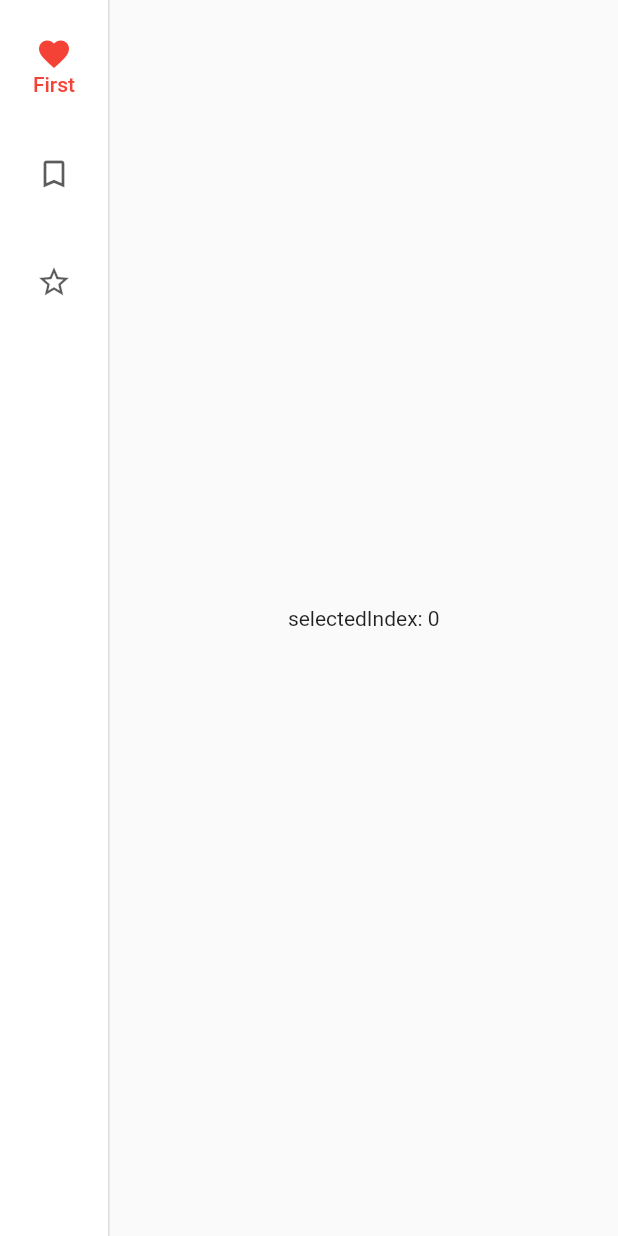
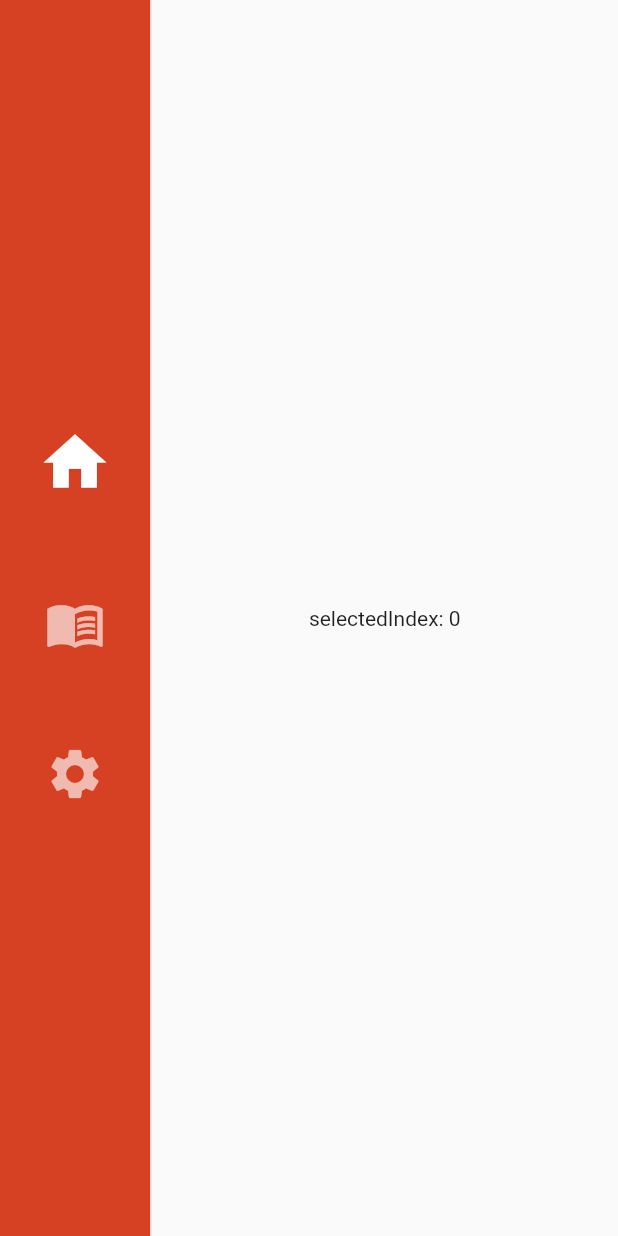
Before and after one commit to imcrisanto/sales-dashboard, a Flutter app: the DashboardScreen screen opened directly, on a phone screen of 412 x 824 dp. Run offline on Flutter 3.47's test engine with Material 2 defaults, Android fonts, the phone set to English and light mode, and no system bars.

Commit message:
Update dashboard_screen.dart

```diff
--- a/lib/screens/dashboard_screen.dart
+++ b/lib/screens/dashboard_screen.dart
@@ -15,6 +15,7 @@ class _DashboardScreenState extends State<DashboardScreen> {
       body: Row(
         children: <Widget>[
           NavigationRail(
+            backgroundColor: Color(0xffD64123),
             selectedIndex: _selectedIndex,
             onDestinationSelected: (int index) {
               setState(() {
@@ -22,21 +23,27 @@ class _DashboardScreenState extends State<DashboardScreen> {
               });
             },
             labelType: NavigationRailLabelType.selected,
+            groupAlignment: 0.0,
+            minWidth: 100,
+            unselectedIconTheme:
+                const IconThemeData(size: 40, color: Colors.white),
+            selectedIconTheme:
+                const IconThemeData(size: 50, color: Colors.white),
             destinations: const <NavigationRailDestination>[
               NavigationRailDestination(
-                icon: Icon(Icons.favorite_border),
-                selectedIcon: Icon(Icons.favorite),
-                label: Text('First'),
+                icon: Icon(Icons.home),
+                selectedIcon: Icon(Icons.home),
+                label: Text(''),
               ),
               NavigationRailDestination(
-                icon: Icon(Icons.bookmark_border),
-                selectedIcon: Icon(Icons.book),
-                label: Text('Second'),
+                icon: Icon(Icons.menu_book),
+                selectedIcon: Icon(Icons.menu_book),
+                label: Text(''),
               ),
               NavigationRailDestination(
-                icon: Icon(Icons.star_border),
-                selectedIcon: Icon(Icons.star),
-                label: Text('Third'),
+                icon: Icon(Icons.settings),
+                selectedIcon: Icon(Icons.settings),
+                label: Text(''),
               ),
             ],
           ),
```
